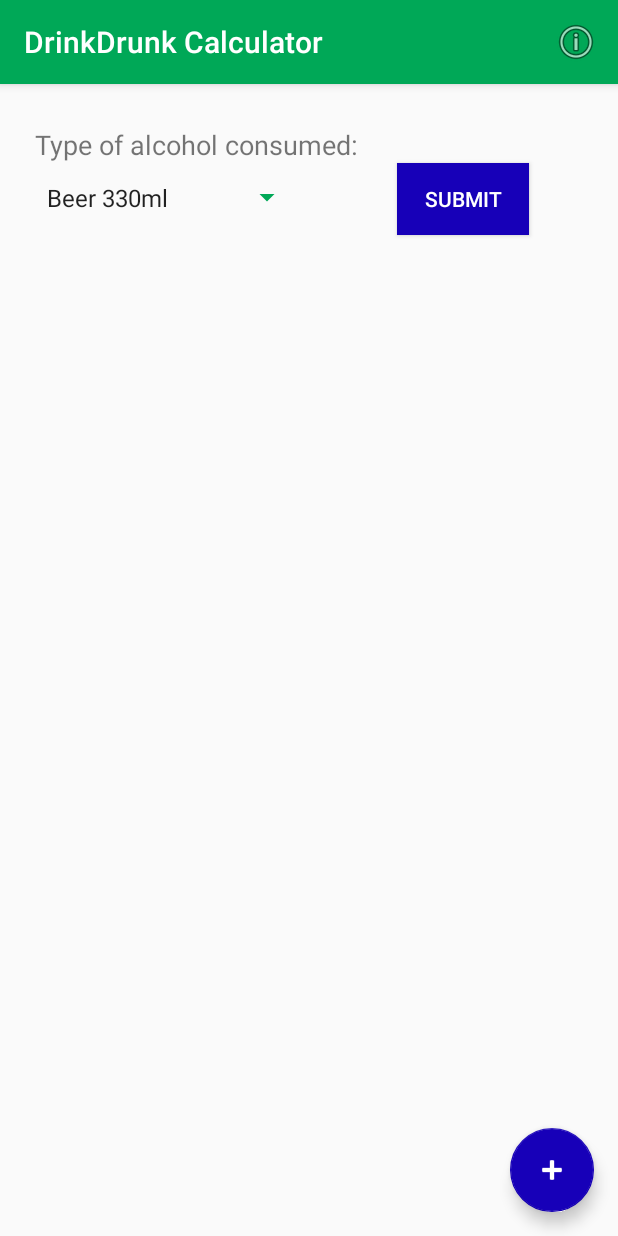
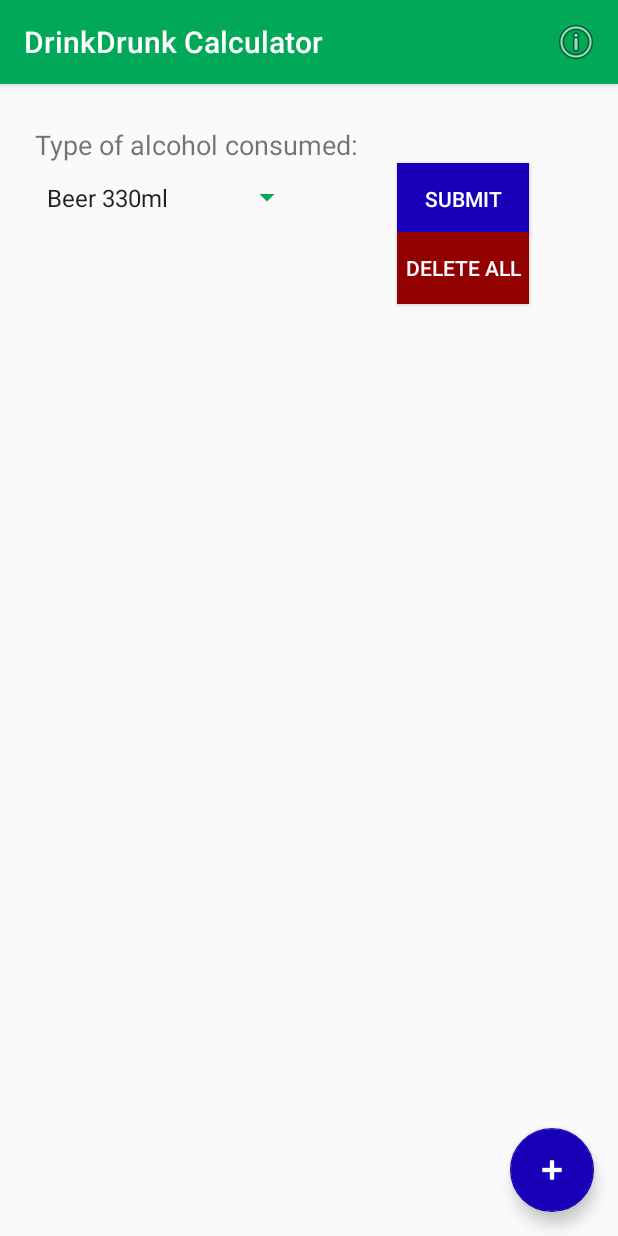
Before and after one commit to AleksandarKosev/To-Drunk, an Android app: the CalculatorActivity screen opened directly, with no data from a screen before it, on a phone screen of 412 x 824 dp. Run offline under Robolectric (Android 15) with nearby library versions, the phone set to English and light mode, and no system bars; our stand-ins replace AdMob; libraries missing offline, so code that uses them is left out: com.google.firebase.crash.

Commit message:
production1.0_2_2
with delete all button. Trebit da se oprait layouuuot i edin chart da se
klait!

```diff
--- a/AlchoTest/app/src/main/java/com/a2drunk/alchotest/alchotest/CalculatorActivity.java
+++ b/AlchoTest/app/src/main/java/com/a2drunk/alchotest/alchotest/CalculatorActivity.java
@@ -42,7 +42,7 @@ public class CalculatorActivity extends AppCompatActivity {
     private EditText count, hours;
     private ListView list;
     ArrayAdapter<String> adapter;
-    private Button submit, ok, okay, Like;
+    private Button submit, ok, okay, Like, remove;
     private TextView result;
 
     Dialog calcDialog;
@@ -171,6 +171,9 @@ public class CalculatorActivity extends AppCompatActivity {
         super.onCreate(savedInstanceState);
         setContentView(R.layout.activity_calculator);
 
+
+        remove = (Button) findViewById(R.id.removebtn);
+
         mInterstitialAd = new InterstitialAd(this);
         mInterstitialAd.setAdUnitId("ca-app-pub-3760255090560782/2152438824");
         mInterstitialAd.loadAd(new AdRequest.Builder().build());
@@ -219,6 +222,7 @@ public class CalculatorActivity extends AppCompatActivity {
                         if (meh[0].equals(spinner1.getSelectedItem().toString())) {
                             mainListOfDrinks.add(new Drink(meh[0], Float.parseFloat(meh[1]), Float.parseFloat(meh[2])));
                             //Log.v(TAG, String.valueOf(meh[0]) + String.valueOf(meh[1]) + String.valueOf(meh[2]));
+
                         }
                     }
                 } else {
@@ -232,6 +236,8 @@ public class CalculatorActivity extends AppCompatActivity {
                         }
                     }
                 }
+                remove.setClickable(true);
+
                 elements.add((String) spinner1.getSelectedItem());
                 adapter.notifyDataSetChanged();
             }
@@ -276,6 +282,26 @@ public class CalculatorActivity extends AppCompatActivity {
                 mBuilder.setView(mView);
                 AlertDialog dialog = mBuilder.create();
                 dialog.show();
+            }
+        });
+
+
+        remove.setOnClickListener(new View.OnClickListener() {
+            @Override
+            public void onClick(View view) {
+
+                for(int i =mainListOfDrinks.size()-1; i>= 0; i--)
+                {
+                    Log.v(TAG, String.valueOf("deleting element:"+String.valueOf(i)));
+                    mainListOfDrinks.remove(i);
+                    Log.v(TAG,"size of mainLIstOfDrinks is:"+String.valueOf(mainListOfDrinks.size()));
+                }
+                //list.setAdapter(null);
+                //adapter = new ArrayAdapter<String>(this, android.R.layout.simple_list_item_1, elements);
+                //list.setAdapter(adapter);
+                adapter.clear();
+                list.setAdapter(adapter);
+                remove.setClickable(false);
             }
         });
 
--- a/AlchoTest/app/src/main/res/layout/content_calculator.xml
+++ b/AlchoTest/app/src/main/res/layout/content_calculator.xml
@@ -57,9 +57,17 @@
             android:layout_below="@+id/textView3"
             android:layout_alignParentEnd="true" />
 
-
-
-
+        <Button
+            android:id="@+id/removebtn"
+            android:layout_width="wrap_content"
+            android:layout_height="wrap_content"
+            android:layout_alignStart="@+id/button2"
+            android:layout_below="@+id/spinner1"
+            android:text="Delete All"
+            android:textColor="@android:color/white"
+            android:background="#930000"
+            android:clickable="false"
+            />
 
 
     </RelativeLayout>
```
